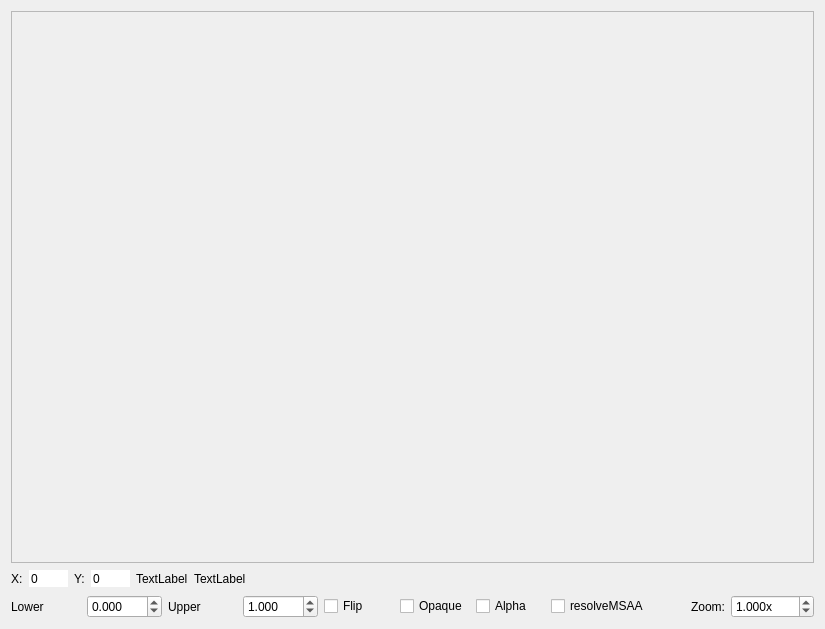
The window that gui/ui/imageviewer.ui (apitrace/apitrace) describes before a commit, drawn with Qt 5.
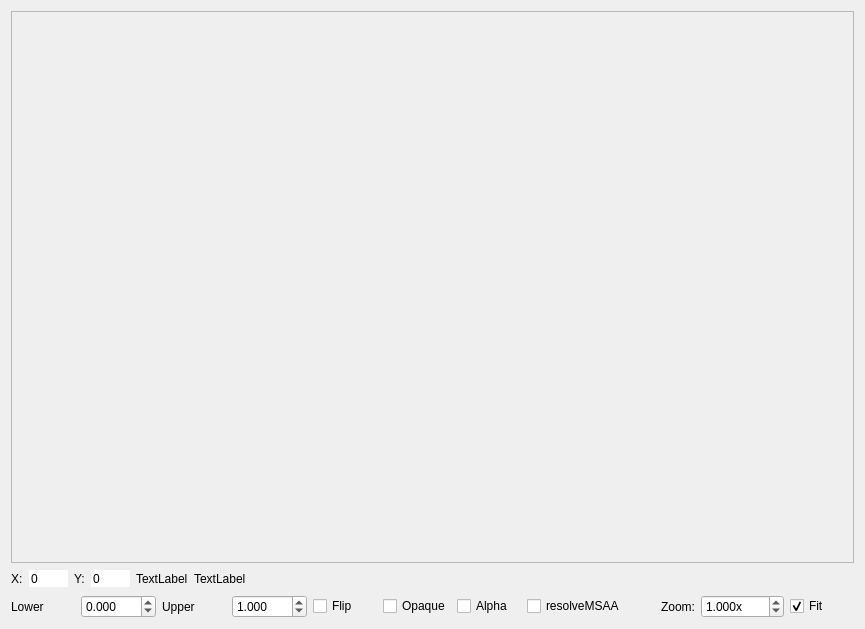
The same window after the commit. Custom widgets are drawn as their Qt base class.

Commit message: gui: zoom to fit option for ImageViewer

The edit to the form file:
```diff
--- a/gui/ui/imageviewer.ui
+++ b/gui/ui/imageviewer.ui
@@ -6,7 +6,7 @@
    <rect>
     <x>0</x>
     <y>0</y>
-    <width>825</width>
+    <width>865</width>
     <height>629</height>
    </rect>
   </property>
@@ -30,8 +30,8 @@
        <rect>
         <x>0</x>
         <y>0</y>
-        <width>811</width>
-        <height>561</height>
+        <width>845</width>
+        <height>543</height>
        </rect>
       </property>
       <property name="autoFillBackground">
@@ -247,6 +247,16 @@
        </property>
       </widget>
      </item>
+     <item>
+      <widget class="QCheckBox" name="zoomToFitCheckBox">
+       <property name="text">
+        <string>Fit</string>
+       </property>
+       <property name="checked">
+        <bool>true</bool>
+       </property>
+      </widget>
+     </item>
     </layout>
    </item>
   </layout>
```
The commit also changes 4 other files.
